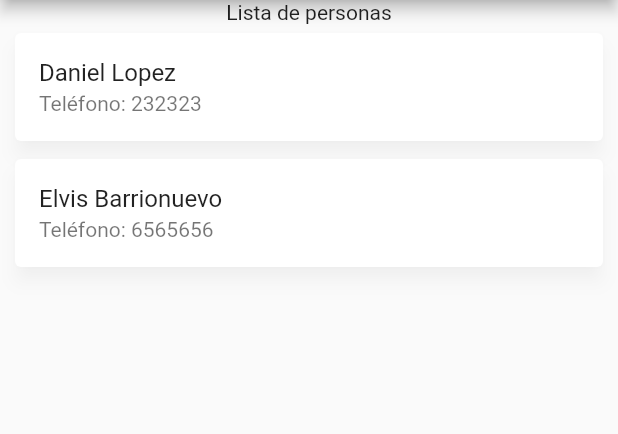
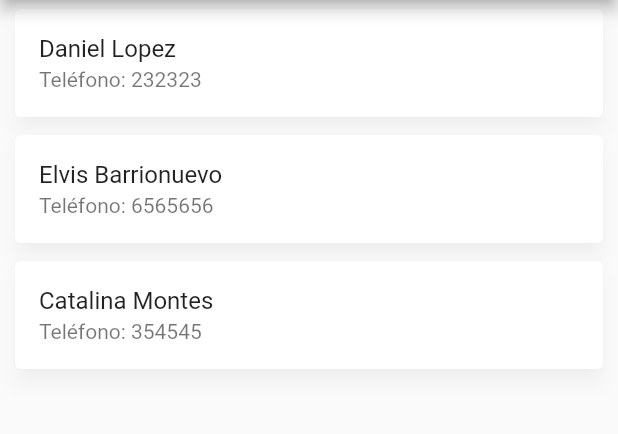
Before and after one commit to ehbarrionuevo/flutter_codigo2_people, a Flutter app: the screen it shows after launch, after a tap on the "add" icon, on a phone screen of 412 x 824 dp, the part 84-518 px from its top. Run offline on Flutter 3.47's test engine with Material 2 defaults, Android fonts, the phone set to English and light mode, and no system bars.

```diff
--- a/lib/people_page.dart
+++ b/lib/people_page.dart
@@ -57,13 +57,17 @@ class _PeoplePageState extends State<PeoplePage> {
           IconButton(
             onPressed: () {
 
-              Map<String, dynamic> myMap = {
-                "id": 4,
-                "name": "Fernanda Lopez",
-                "phone": "656565656",
-              };
+              // Map<String, dynamic> myMap = {
+              //   "id": 4,
+              //   "name": "Fernanda Lopez",
+              //   "phone": "656565656",
+              // };
+              //
+              // people.add(myMap);
 
-              people.add(myMap);
+              UserModel person = UserModel(id: 3, name: "Catalina Montes", phone: "354545");
+
+              people2.add(person);
 
               setState((){});
 
@@ -74,23 +78,11 @@ class _PeoplePageState extends State<PeoplePage> {
           ),
         ],
       ),
-      body: Column(
-        children: [
-          Text(
-            "Lista de personas",
-          ),
-
-          ...List.generate(
-            people2.length,
-            (index) => ItemPersonWidget(data: people2[index]),
-          ),
-
-          // ...people
-          //     .map(
-          //       (item) => ItemPersonWidget(data: item,),
-          //     )
-          //     .toList(),
-        ],
+      body: SingleChildScrollView(
+        child: Column(
+          //children: List.generate(people2.length, (index) => ItemPersonWidget(data: people2[index])),
+          children: people2.map<Widget>((e) => ItemPersonWidget(data: e)).toList(),
+        ),
       ),
     );
   }
```
